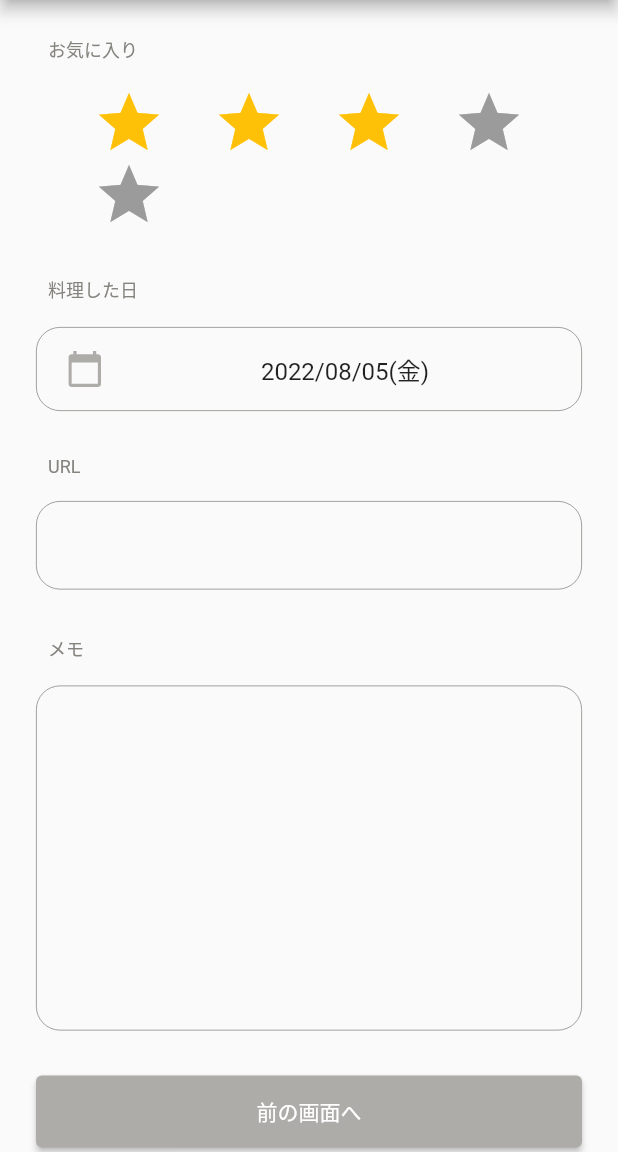
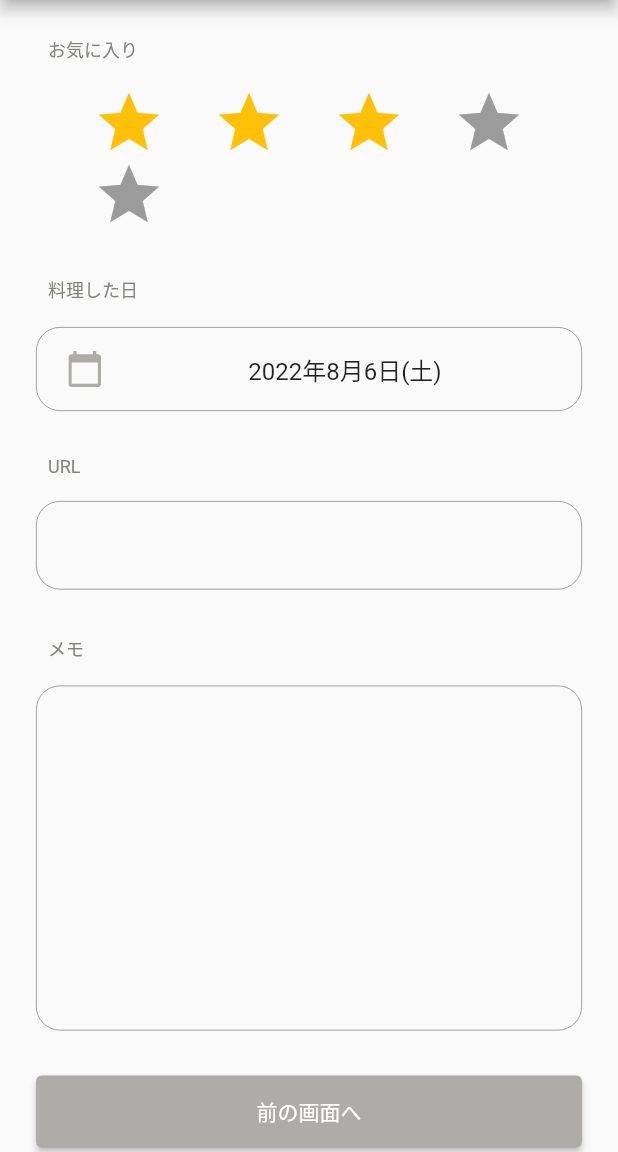
Before and after one commit to baekx/becos_kitchen, a Flutter app: the AddMenuSecondPage screen opened directly, on a phone screen of 412 x 824 dp, the part 84-1236 px from its top. Run offline on Flutter 3.47's test engine with Material 2 defaults, Android fonts, the phone set to English and light mode, and no system bars; drawn by our look-alikes of flutter_rating_bar; our stand-ins replace cloud_firestore, firebase_core, firebase_storage, flutter_riverpod, flutter_svg, freezed_annotation and 1 more; accounts and stored records are empty.

Commit message:
addMenuの初期値設定

```diff
--- a/lib/screen/add_menu/add_menu_second_page.dart
+++ b/lib/screen/add_menu/add_menu_second_page.dart
@@ -38,16 +38,16 @@ class AddMenuSecondPage extends ConsumerWidget {
           padding: const EdgeInsets.symmetric(horizontal: 24.0),
           child: Column(
             crossAxisAlignment: CrossAxisAlignment.start,
-            mainAxisAlignment: MainAxisAlignment.spaceBetween,
+            // mainAxisAlignment: MainAxisAlignment.spaceBetween,
             mainAxisSize: MainAxisSize.max,
             children: [
               // 星
-              ColumnPadding(height: 24.0),
-              Label(text: "お気に入り"),
-              MenuRate(),
+              const ColumnPadding(height: 24.0),
+              const Label(text: "お気に入り"),
+              const MenuRate(),
               // 料理した日
-              ColumnPadding(height: 30.0),
-              Label(text: "料理した日"),
+              const ColumnPadding(height: 30.0),
+              const Label(text: "料理した日"),
               MenuDatePicker(),
               // URL
               ColumnPadding(height: 30.0),
--- a/lib/screen/add_menu/menu_date_picker.dart
+++ b/lib/screen/add_menu/menu_date_picker.dart
@@ -1,16 +1,24 @@
 import 'package:becos_kitchen/common/material_color.dart';
+import 'package:becos_kitchen/view_model/add_menu_page_vm.dart';
 import 'package:flutter/material.dart';
 import 'package:flutter_riverpod/flutter_riverpod.dart';
 import 'package:flutter_svg/flutter_svg.dart';
+import 'package:intl/date_symbol_data_local.dart';
+import 'package:intl/intl.dart';
 
 class MenuDatePicker extends ConsumerWidget {
   const MenuDatePicker({Key? key}) : super(key: key);
 
   @override
   Widget build(BuildContext context, WidgetRef ref) {
+    final state = ref.watch(addMenuViewModelProvider);
+    final vm = ref.watch(addMenuViewModelProvider.notifier);
+    initializeDateFormatting('ja');
+    final dateString = DateFormat.yMMMEd('ja').format(state.createdAt!);
+
     return Container(
       decoration: BoxDecoration(
-          border: Border.all(color: Color(textColor), width: 0.5),
+          border: Border.all(color: const Color(textColor), width: 0.5),
           borderRadius: BorderRadius.circular(16)),
       height: 56,
       width: double.infinity,
@@ -25,12 +33,16 @@ class MenuDatePicker extends ConsumerWidget {
                 height: 24,
               ),
               onPressed: () {
-                Navigator.of(context).pop();
+                // Navigator.of(context).pop();
               },
             ),
             Expanded(
               child: Center(
-                  child: Text('2022/08/05(金)', style: TextStyle(fontSize: 16))),
+                child: Text(
+                  dateString,
+                  style: const TextStyle(fontSize: 16),
+                ),
+              ),
             )
           ],
         ),
--- a/pubspec.yaml
+++ b/pubspec.yaml
@@ -47,6 +47,7 @@ dependencies:
   flutter_svg: ^1.1.1+1
   firebase_storage: ^10.3.2
   collection: ^1.16.0
+  intl: ^0.17.0
 
 dev_dependencies:
   flutter_test:
```
Also changed, not shown: lib/model/add_menu.dart (deleted, +0 -15 lines), lib/model/add_menu_state.dart (added, +19 -0 lines), lib/view_model/add_menu_page_vm.dart (+22 -10 lines), lib/model/add_menu_state.freezed.dart, pubspec.lock.
